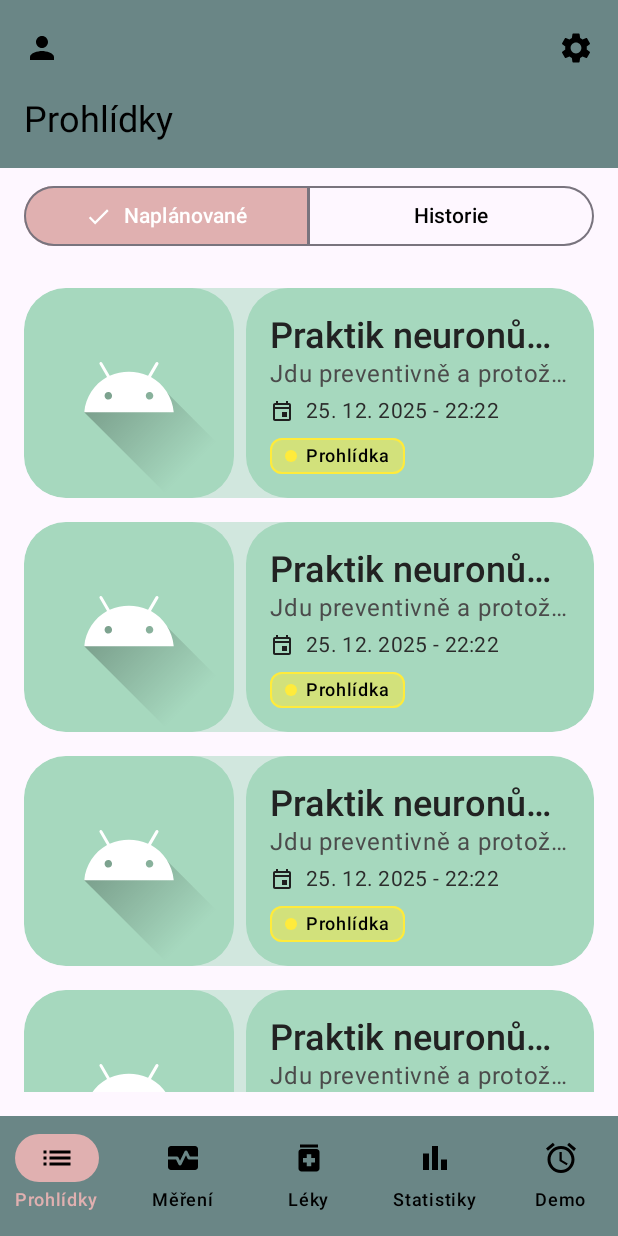
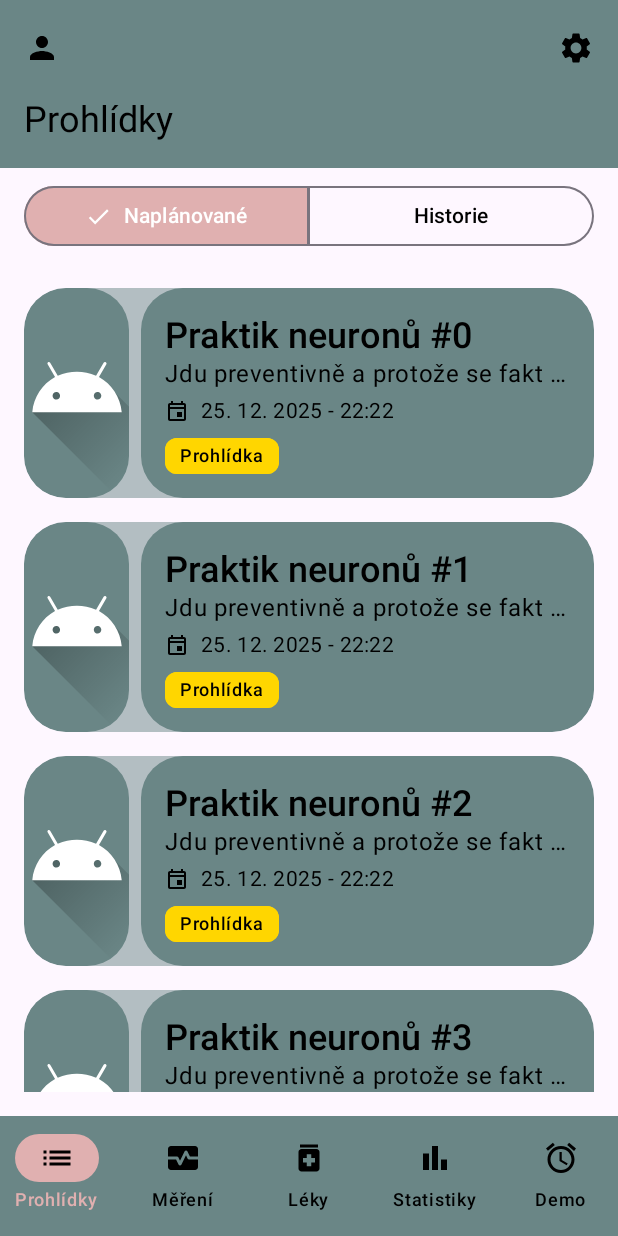
Before and after one commit to TomisJanicek/bachelor_thesis_health_android_app_2025, an Android app built with Jetpack Compose: the screen it shows after launch (MainActivity), on a phone screen of 412 x 824 dp. Run offline under Robolectric (Android 15) with nearby library versions, the phone set to English and light mode, and no system bars; our stand-ins replace Dagger/Hilt's generated code.

Commit message:
UI refactor

```diff
--- a/app/src/main/java/cz/tomasjanicek/bp/ui/elements/CustomExaminationRow.kt
+++ b/app/src/main/java/cz/tomasjanicek/bp/ui/elements/CustomExaminationRow.kt
@@ -43,21 +43,19 @@ import androidx.compose.ui.unit.Dp
 import androidx.compose.ui.unit.dp
 import androidx.compose.ui.unit.sp
 import cz.tomasjanicek.bp.R
+import cz.tomasjanicek.bp.ui.theme.TagGreen
+import cz.tomasjanicek.bp.ui.theme.TagOrange
+import cz.tomasjanicek.bp.ui.theme.TagYellow
+import cz.tomasjanicek.bp.ui.theme.tagPurple
 import java.time.LocalDateTime
 import java.time.format.DateTimeFormatter
 
-// Barevná paleta z tvého UI (mírně upravené hex)
-private val Mint = Color(0xFFA8CCC4)         // hlavní
-private val my_primary = Color(0xFFE0B0B0)    // světlejší levý panel
-private val my_second = Color(0xFFA6D8BE)
-private val TagYellow = Color(0xFFFFEB3B)    // štítek "Prohlídka"
-private val TagStroke = Color(0xFF1A1A1A)
 
-enum class ExaminationType(val label: String, val tagColor: Color = TagYellow) {
-    PROHLIDKA("Prohlídka"),
-    ZAKROK("Zákrok", Color(0xFF6CFF6C)),
-    VYSETRENI("Vyšetření", Color(0xFFFF6B6B)),
-    ODBER_KRVE("Odběr krve", Color(0xFFFF8AC0))
+enum class ExaminationType(val label: String, val tagColor: Color) {
+    PROHLIDKA("Prohlídka", TagYellow),
+    ZAKROK("Zákrok", TagGreen),
+    VYSETRENI("Vyšetření", TagOrange),
+    ODBER_KRVE("Odběr krve", tagPurple)
 }
 
 enum class ExaminationStatus { PLANNED, COMPLETED, CANCELLED }
@@ -87,7 +85,7 @@ fun CustomExaminationRow(
         onClick = onClick,
         shape = cardShape,
         colors = CardDefaults.cardColors(
-            containerColor = my_second.copy(alpha = 0.5f) // <-- TADY JE ZMĚNA
+            containerColor = MaterialTheme.colorScheme.primary.copy(alpha = 0.5f)
         ),
         modifier = modifier
             .fillMaxWidth()
@@ -105,9 +103,9 @@ fun CustomExaminationRow(
                 Box(
                     modifier = Modifier
                         .fillMaxHeight()
-                        .aspectRatio(1f)
+                        .aspectRatio(0.5f)
                         .clip(cardShape)
-                        .background(my_second), // DEBUG podklad (klidně pak smaž)
+                        .background(MaterialTheme.colorScheme.primary),
                     contentAlignment = Alignment.Center
                 ) {
                     Image(
@@ -127,7 +125,7 @@ fun CustomExaminationRow(
                         .fillMaxHeight()
                         .clip(cardShape)
                         .weight(1f)
-                        .background(my_second),
+                        .background(MaterialTheme.colorScheme.primary),
                     verticalArrangement = Arrangement.Top
                 ) {
                     // První řádek: Nadpis + štítek vpravo
@@ -143,7 +141,7 @@ fun CustomExaminationRow(
                                 fontSize = 24.sp,
                                 fontWeight = FontWeight.SemiBold
                             ),
-                            color = Color(0xFF222222),
+                            color = MaterialTheme.colorScheme.onSurface,
                             maxLines = 1,
                             overflow = TextOverflow.Ellipsis,
                             modifier = Modifier.weight(1f)
@@ -156,7 +154,7 @@ fun CustomExaminationRow(
                         Text(
                             text = subtitle,
                             style = MaterialTheme.typography.bodyLarge,
-                            color = Color(0xFF4B4B4B),
+                            color = MaterialTheme.colorScheme.onSurface,
                             maxLines = 1,
                             overflow = TextOverflow.Ellipsis,
                             modifier = modifier.padding(horizontal = 16.dp)
@@ -172,13 +170,13 @@ fun CustomExaminationRow(
                             imageVector = Icons.Outlined.Event,
                             contentDescription = null,
                             modifier = Modifier.size(16.dp),
-                            tint = Color(0xFF1F1F1F)
+                            tint = MaterialTheme.colorScheme.onSurface,
                         )
                         Spacer(Modifier.width(GAP))
                         Text(
                             text = dateTime.format(dateFormatter),
                             style = MaterialTheme.typography.bodyMedium,
-                            color = Color(0xFF2C2C2C),
+                            color = MaterialTheme.colorScheme.onSurface,
                             maxLines = 1,
                             softWrap = false,
                             overflow = TextOverflow.Ellipsis
@@ -201,7 +199,8 @@ fun CustomExaminationRow(
 private fun TagChip(type: ExaminationType) {
     Surface(
         shape = RoundedCornerShape(8.dp),
-        color = type.tagColor.copy(alpha = 0.5f), // jemné pozadí
+        //color = type.tagColor.copy(alpha = 0.5f), // jemné pozadí
+        color = type.tagColor,
         border = BorderStroke(1.dp, type.tagColor),
         tonalElevation = 0.dp
     ) {
@@ -211,6 +210,7 @@ private fun TagChip(type: ExaminationType) {
             verticalAlignment = Alignment.CenterVertically,
             horizontalArrangement = Arrangement.Center
         ) {
+            /*
             // malý tečkový indikátor v barvě typu (volitelné)
             Box(
                 modifier = Modifier
@@ -219,11 +219,12 @@ private fun TagChip(type: ExaminationType) {
                     .background(type.tagColor)
             )
             Spacer(Modifier.width(6.dp))
+            */
             Text(
                 text = type.label,
                 style = MaterialTheme.typography.labelMedium.copy(
                     fontWeight = FontWeight.Medium,
-                    color = Color(0xFF000000)
+                    color = MaterialTheme.colorScheme.onSurface
                 )
             )
         }
--- a/app/src/main/java/cz/tomasjanicek/bp/ui/theme/Color.kt
+++ b/app/src/main/java/cz/tomasjanicek/bp/ui/theme/Color.kt
@@ -16,9 +16,18 @@ val MyPink  = Color(0xFFE0B0B0)   // růžový indikátor
 val MyBlack = Color(0xFF000000)   // černý text/ikona
 val MyWhite = Color(0xFFFFFFFF)   // bílý text/ikona
 
+//Tags - pastelové barvy
+val TagYellow = Color(0xFFFFD600)
+val TagGreen = Color(0xFF64DD17)
+val TagOrange = Color(0xFFDD2C00)
+val tagPurple = Color(0xFF6200EA)
+val TagStroke = Color(0xFF1A1A1A)
 
 
 
+
+
+//Možná časem
 val SelectedContent    = Color(0xFF000000)   // černý text/ikona vybraného
 val UnselectedContent  = Color(0xDD000000)   // lehce zeslabený pro nevybrané
 
```
